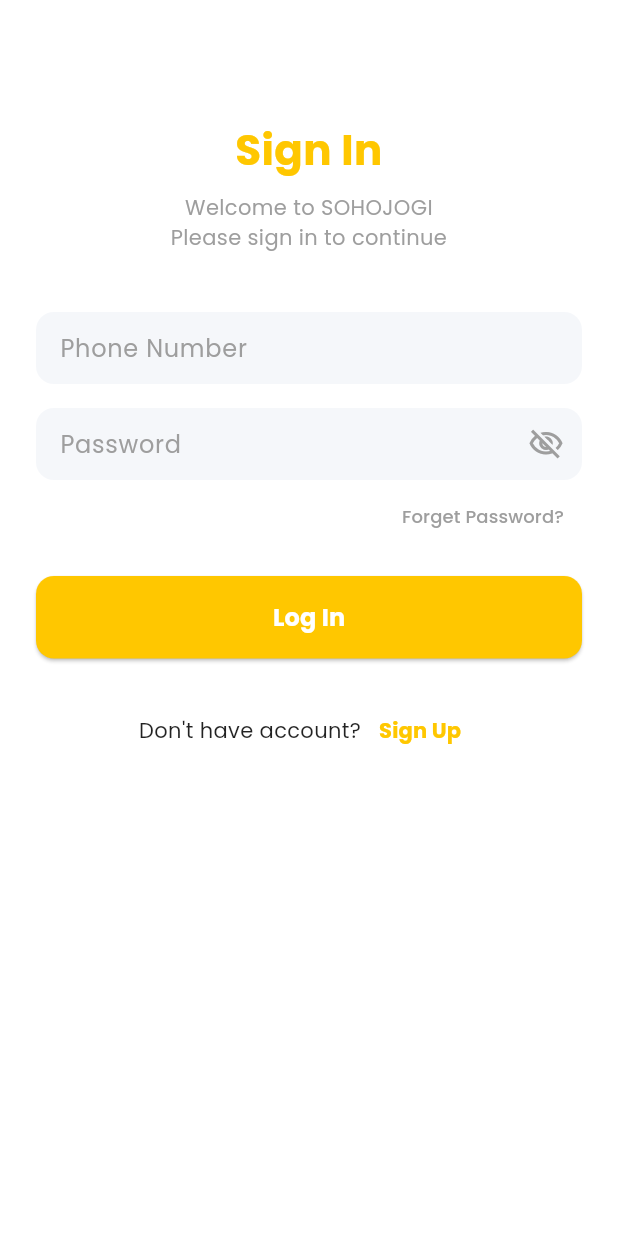
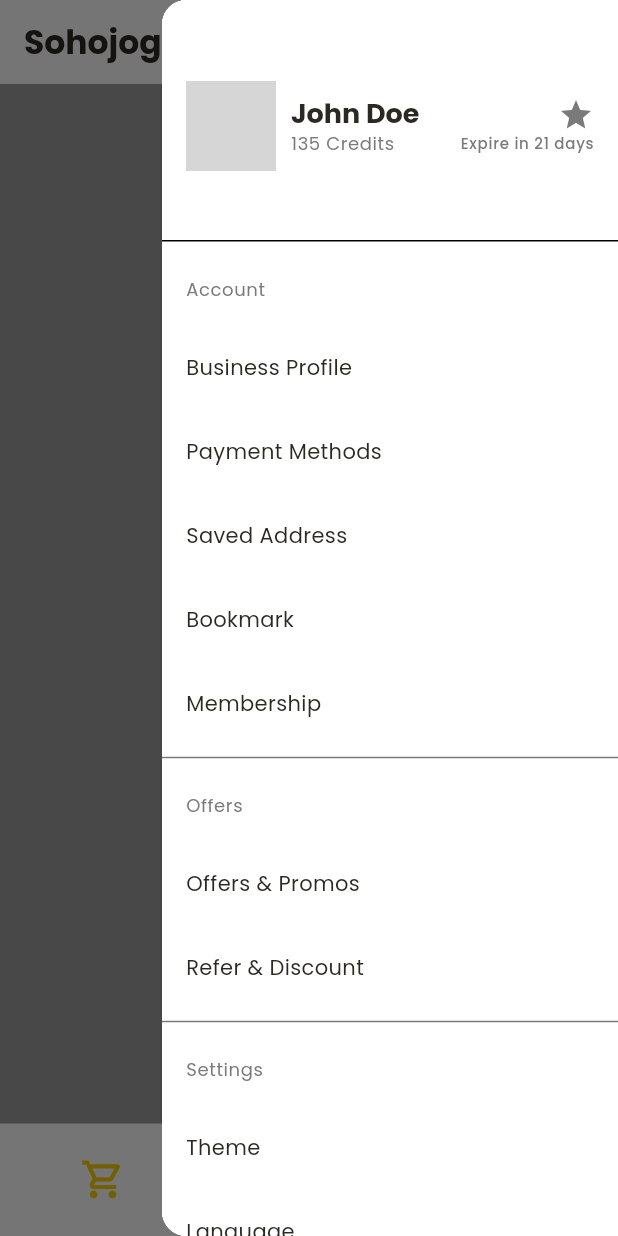
Before and after one commit to Learnathon-By-Geeky-Solutions/team-synergy, a Flutter app: the screen it shows after launch, with the side drawer open (before the commit the screen has no drawer), on a phone screen of 412 x 824 dp. Run offline on Flutter 3.47's test engine with Material 3 defaults, Android fonts, the phone set to English and light mode, and no system bars; drawn by our look-alikes of curved_navigation_bar; our stand-ins replace animated_splash_screen, lottie, supabase_flutter; accounts and stored records are empty; grey boxes are pictures that could not be loaded.

Commit message:
complete bottom navbar, appbar, sidebar

```diff
--- a/sohojogi/lib/base/theme/theme_data.dart
+++ b/sohojogi/lib/base/theme/theme_data.dart
@@ -13,15 +13,15 @@ ThemeData darkTheme = ThemeData(
     secondary: secondaryColor,
     surface: grayColor,
     // Ensure text is legible on dark surfaces
-    onPrimary: Colors.white,
-    onSecondary: Colors.white,
-    onSurface: Colors.white,
+    onPrimary: lightColor,
+    onSecondary: lightColor,
+    onSurface: lightColor,
   ),
 
   // AppBar theme for dark mode
   appBarTheme: AppBarTheme(
     backgroundColor: darkColor,
-    foregroundColor: Colors.white,
+    foregroundColor: lightColor,
   ),
 
   // Text theme configuration remains consistent
@@ -48,23 +48,23 @@ ThemeData lightTheme = ThemeData(
   brightness: Brightness.light,
   primaryColor: primaryColor,
   hintColor: secondaryColor,
-  scaffoldBackgroundColor: Colors.white, // Set background to white
+  scaffoldBackgroundColor: lightColor, // Set background to white
 
   // Configure color scheme for light mode
   colorScheme: ColorScheme.light(
     primary: primaryColor,
     secondary: secondaryColor,
-    surface: Colors.white, // Set surface to white
+    surface: lightColor, // Set surface to white
     // Ensure text is legible on light surfaces
-    onPrimary: Colors.white,
-    onSecondary: Colors.white,
-    onSurface: Colors.black, // Set elements to black
+    onPrimary: lightColor,
+    onSecondary: lightColor,
+    onSurface: darkColor, // Set elements to black
   ),
 
   // AppBar theme to maintain consistency
   appBarTheme: AppBarTheme(
-    backgroundColor: primaryColor,
-    foregroundColor: Colors.black,
+    backgroundColor: lightColor,
+    foregroundColor: darkColor,
   ),
 
   // Text theme configuration
--- a/sohojogi/lib/constants/colors.dart
+++ b/sohojogi/lib/constants/colors.dart
@@ -1,7 +1,8 @@
 import 'dart:ui';
 
-const Color primaryColor = Color(0x00FACC01);
-const Color secondaryColor = Color(0x00FCB72A);
-const Color lightColor = Color(0x00FFFFFF);
-const Color darkColor = Color(0x002B2921);
-const Color grayColor = Color(0x00434545);
+const Color primaryColor = Color(0xFFFACC01);
+const Color secondaryColor = Color(0xFFFCB72A);
+const Color lightColor = Color(0xFFFFFFFF);
+const Color darkColor = Color(0xFF2B2921);
+const Color grayColor = Color(0xFF434545);
+const Color lightGrayColor = Color(0xFF7a7a7a);
--- a/sohojogi/lib/screens/home/views/home_list_view.dart
+++ b/sohojogi/lib/screens/home/views/home_list_view.dart
@@ -1,4 +1,7 @@
 import 'package:flutter/material.dart';
+import 'package:sohojogi/screens/navigation/app_navbar.dart';
+import 'package:sohojogi/screens/navigation/app_appbar.dart';
+import 'package:sohojogi/screens/navigation/app_drawer.dart';
 
 class HomeScreen extends StatelessWidget {
   const HomeScreen({super.key});
@@ -6,12 +9,13 @@ class HomeScreen extends StatelessWidget {
   @override
   Widget build(BuildContext context) {
     return Scaffold(
-      appBar: AppBar(
-        title: const Text('Home'),
-      ),
+      appBar: const AppAppBar(),
       body: const Center(
         child: Text('Home Screen'),
       ),
+      backgroundColor: Colors.grey,
+      bottomNavigationBar: const AppNavBar(),
+      endDrawer: const AppDrawer(),
     );
   }
 }
--- /dev/null
+++ b/sohojogi/lib/screens/navigation/app_appbar.dart
@@ -0,0 +1,30 @@
+import 'package:flutter/material.dart';
+import 'app_drawer.dart';
+
+class AppAppBar extends StatelessWidget implements PreferredSizeWidget {
+  const AppAppBar({super.key});
+
+  @override
+  Widget build(BuildContext context) {
+    return AppBar(
+      title: const Text('Sohojogi'),
+      actions: <Widget>[
+        IconButton(
+          icon: const Icon(Icons.notifications),
+          onPressed: () {
+            // Handle notifications
+          },
+        ),
+        IconButton(
+          icon: const Icon(Icons.person_pin),
+          onPressed: () {
+            Scaffold.of(context).openEndDrawer();
+          },
+        ),
+      ],
+    );
+  }
+
+  @override
+  Size get preferredSize => const Size.fromHeight(kToolbarHeight);
+}
--- a/sohojogi/lib/screens/navigation/app_drawer.dart
+++ b/sohojogi/lib/screens/navigation/app_drawer.dart
@@ -0,0 +1,122 @@
+import 'package:flutter/material.dart';
+import 'package:sohojogi/constants/colors.dart';
+import '../../base/theme/theme_data.dart';
+
+class AppDrawer extends StatelessWidget {
+  const AppDrawer({super.key});
+
+  @override
+  Widget build(BuildContext context) {
+    final bool isDarkMode = MediaQuery.of(context).platformBrightness == Brightness.dark;
+
+    return Drawer(
+      child: Container(
+        color: isDarkMode ? darkColor : lightColor,
+        child: ListView(
+          padding: EdgeInsets.zero,
+          children: <Widget>[
+            DrawerHeader(
+              decoration: const BoxDecoration(
+                color: Colors.transparent,
+              ),
+              child: Row(
+                children: [
+                  CircleAvatar(
+                    radius: 30,
+                    backgroundImage: AssetImage('assets/images/user_image.png'), // Replace with actual user image
+                  ),
+                  const SizedBox(width: 10),
+                  Column(
+                    crossAxisAlignment: CrossAxisAlignment.start,
+                    mainAxisAlignment: MainAxisAlignment.center,
+                    children: [
+                      Text(
+                        'John Doe',
+                        style: Theme.of(context).textTheme.headlineSmall?.copyWith(
+                          fontWeight: FontWeight.bold,
+                          color: isDarkMode ? lightColor : darkColor,
+                        ),
+                      ),
+                      Text(
+                        '135 Credits',
+                        style: Theme.of(context).textTheme.bodySmall?.copyWith(
+                          color: isDarkMode ? lightColor : lightGrayColor,
+                        ),
+                      ),
+                    ],
+                  ),
+                  const Spacer(),
+                  Column(
+                    crossAxisAlignment: CrossAxisAlignment.end,
+                    mainAxisAlignment: MainAxisAlignment.center,
+                    children: [
+                      Icon(Icons.star, color: isDarkMode ? lightColor : lightGrayColor),
+                      Text(
+                        'Expire in 21 days',
+                        style: Theme.of(context).textTheme.labelSmall?.copyWith(
+                          color: isDarkMode ? lightColor : lightGrayColor,
+                        ),
+                      ),
+                    ],
+                  ),
+                ],
+              ),
+            ),
+            _buildTitleSection(context, 'Account', [
+              _buildMenuItem(context, 'Business Profile'),
+              _buildMenuItem(context, 'Payment Methods'),
+              _buildMenuItem(context, 'Saved Address'),
+              _buildMenuItem(context, 'Bookmark'),
+              _buildMenuItem(context, 'Membership'),
+            ], isDarkMode),
+            Divider(color: isDarkMode ? lightColor : lightGrayColor),
+            _buildTitleSection(context, 'Offers', [
+              _buildMenuItem(context, 'Offers & Promos'),
+              _buildMenuItem(context, 'Refer & Discount'),
+            ], isDarkMode),
+            Divider(color: isDarkMode ? lightColor : lightGrayColor),
+            _buildTitleSection(context, 'Settings', [
+              _buildMenuItem(context, 'Theme'),
+              _buildMenuItem(context, 'Language'),
+              _buildMenuItem(context, 'Account Security'),
+              _buildMenuItem(context, 'Terms & Privacy'),
+              _buildMenuItem(context, 'Permissions'),
+            ], isDarkMode),
+            Divider(color: isDarkMode ? lightColor : lightGrayColor),
+            _buildTitleSection(context, 'More', [
+              _buildMenuItem(context, 'Help Center'),
+              _buildMenuItem(context, 'Log Out'),
+            ], isDarkMode),
+          ],
+        ),
+      ),
+    );
+  }
+
+  Widget _buildTitleSection(BuildContext context, String title, List<Widget> items, bool isDarkMode) {
+    return Column(
+      crossAxisAlignment: CrossAxisAlignment.start,
+      children: [
+        Padding(
+          padding: const EdgeInsets.all(16.0),
+          child: Text(
+            title,
+            style: Theme.of(context).textTheme.bodySmall?.copyWith(
+              color: isDarkMode ? lightColor : lightGrayColor,
+            ),
+          ),
+        ),
+        ...items,
+      ],
+    );
+  }
+
+  Widget _buildMenuItem(BuildContext context, String title) {
+    return ListTile(
+      title: Text(title, style: Theme.of(context).textTheme.bodyMedium),
+      onTap: () {
+        // Handle menu item tap
+      },
+    );
+  }
+}
--- /dev/null
+++ b/sohojogi/lib/screens/navigation/app_navbar.dart
@@ -0,0 +1,58 @@
+import 'package:curved_navigation_bar/curved_navigation_bar.dart';
+import 'package:flutter/material.dart';
+import 'package:sohojogi/constants/colors.dart';
+
+class AppNavBar extends StatefulWidget {
+  const AppNavBar({super.key});
+
+  @override
+  _AppNavBarState createState() => _AppNavBarState();
+}
+
+class _AppNavBarState extends State<AppNavBar> {
+  int _selectedIndex = 1; // Set the default selected index to 1 (Home)
+
+  final List<IconData> _iconData = [
+    Icons.shopping_cart_outlined,
+    Icons.home_outlined,
+    Icons.chat_outlined,
+  ];
+
+  final List<IconData> _selectedIconData = [
+    Icons.shopping_cart,
+    Icons.home,
+    Icons.chat,
+  ];
+
+  @override
+  Widget build(BuildContext context) {
+    final bool isDarkMode = MediaQuery.of(context).platformBrightness == Brightness.dark;
+
+    return CurvedNavigationBar(
+      items: List<Widget>.generate(_iconData.length, (index) {
+        return Column(
+          mainAxisSize: MainAxisSize.min,
+          children: [
+            Icon(
+              _selectedIndex == index ? _selectedIconData[index] : _iconData[index],
+              size: 30,
+              color: _selectedIndex == index
+                  ? lightColor
+                  : (isDarkMode ? lightColor : primaryColor),
+            ),
+          ],
+        );
+      }),
+      backgroundColor: Colors.transparent,
+      color: isDarkMode ? darkColor : lightColor,
+      onTap: (index) {
+        setState(() {
+          _selectedIndex = index;
+        });
+      },
+      animationDuration: const Duration(milliseconds: 200),
+      buttonBackgroundColor: (isDarkMode ? darkColor : primaryColor),
+      index: _selectedIndex,
+    );
+  }
+}
--- a/sohojogi/lib/screens/splash/splash_screen.dart
+++ b/sohojogi/lib/screens/splash/splash_screen.dart
@@ -1,6 +1,7 @@
 import 'package:animated_splash_screen/animated_splash_screen.dart';
 import 'package:flutter/material.dart';
 import 'package:lottie/lottie.dart';
+import 'package:sohojogi/constants/colors.dart';
 import 'package:sohojogi/screens/authentication/views/signin_view.dart';
 
 import '../home/views/home_list_view.dart';
@@ -25,10 +26,10 @@ class SplashScreen extends StatelessWidget {
           ),
         ),
       ),
-      nextScreen: SignInView(),
+      nextScreen: HomeScreen(),
       splashIconSize: 400,
       // Set the background color based on the brightness
-      backgroundColor: isDarkMode ? Colors.black : Colors.white,
+      backgroundColor: isDarkMode ? darkColor : lightColor,
       duration: 2000,
     );
   }
--- a/sohojogi/pubspec.yaml
+++ b/sohojogi/pubspec.yaml
@@ -40,6 +40,7 @@ dependencies:
   lottie: ^3.0.0
   flutter_native_splash: ^2.4.0
   flutter_launcher_icons: ^0.14.0
+  curved_navigation_bar: ^1.0.6
 
 dev_dependencies:
   flutter_test:
```
Also changed, not shown: sohojogi/lib/screens/navigation/app_router.dart (deleted), sohojogi/pubspec.lock.
